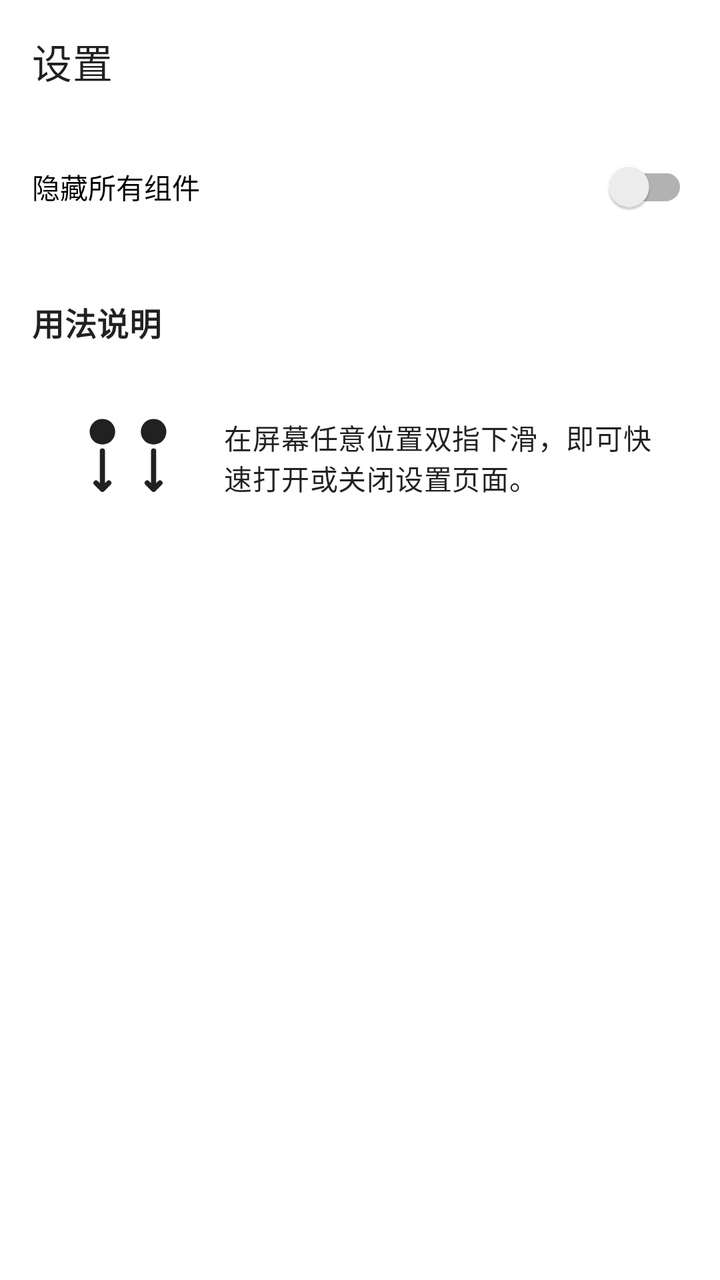
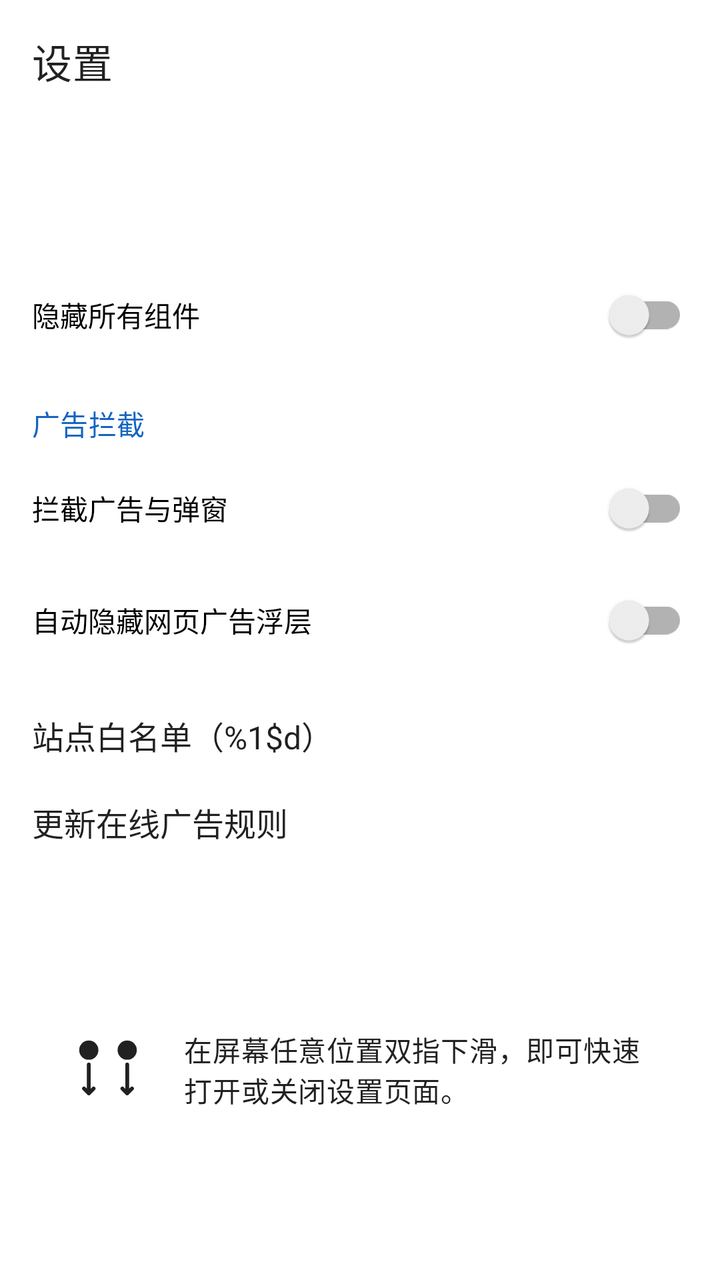

An Android layout rendered at two revisions. The XML below is the earlier revision; the diff shows what the commit changed to produce the second picture.
<!-- AndroidManifest.xml: application theme Theme.LiteBrowser -->
<!-- res/layout/activity_settings.xml -->
<?xml version="1.0" encoding="utf-8"?>
<androidx.constraintlayout.widget.ConstraintLayout xmlns:android="http://schemas.android.com/apk/res/android"
    xmlns:app="http://schemas.android.com/apk/res-auto"
    android:layout_width="match_parent"
    android:layout_height="match_parent"
    android:padding="16dp">

    <TextView
        android:id="@+id/titleTextView"
        android:layout_width="0dp"
        android:layout_height="wrap_content"
        android:text="@string/settings_title"
        android:textAppearance="?attr/textAppearanceHeadline6"
        app:layout_constraintEnd_toEndOf="parent"
        app:layout_constraintStart_toStartOf="parent"
        app:layout_constraintTop_toTopOf="parent" />

    <androidx.appcompat.widget.SwitchCompat
        android:id="@+id/hideControlsSwitch"
        android:layout_width="0dp"
        android:layout_height="wrap_content"
        android:layout_marginTop="24dp"
        android:text="@string/setting_hide_controls"
        app:layout_constraintEnd_toEndOf="parent"
        app:layout_constraintStart_toStartOf="parent"
        app:layout_constraintTop_toBottomOf="@id/titleTextView" />

    
    <TextView
        android:id="@+id/usageTitleTextView"
        android:layout_width="0dp"
        android:layout_height="wrap_content"
        android:layout_marginTop="32dp"
        android:text="用法说明"
        android:textAppearance="?attr/textAppearanceSubtitle1"
        android:textStyle="bold"
        app:layout_constraintEnd_toEndOf="parent"
        app:layout_constraintStart_toStartOf="parent"
        app:layout_constraintTop_toBottomOf="@id/hideControlsSwitch" />

    <LinearLayout
        android:id="@+id/usageContainer"
        android:layout_width="0dp"
        android:layout_height="wrap_content"
        android:layout_marginTop="8dp"
        android:orientation="horizontal"
        android:gravity="center_vertical"
        android:background="@drawable/bg_glass_rounded"
        android:padding="16dp"
        app:layout_constraintEnd_toEndOf="parent"
        app:layout_constraintStart_toStartOf="parent"
        app:layout_constraintTop_toBottomOf="@id/usageTitleTextView">

        <ImageView
            android:layout_width="64dp"
            android:layout_height="64dp"
            android:src="@drawable/ic_gesture_two_finger_swipe"
            android:contentDescription="双指下滑手势"
            app:tint="?android:attr/textColorPrimary"/>

        <TextView
            android:layout_width="0dp"
            android:layout_height="wrap_content"
            android:layout_weight="1"
            android:layout_marginStart="16dp"
            android:text="在屏幕任意位置双指下滑，即可快速打开或关闭设置页面。"
            android:textAppearance="?attr/textAppearanceBody2"/>
    </LinearLayout>

    <TextView
        android:id="@+id/versionTextView"
        android:layout_width="0dp"
        android:layout_height="wrap_content"
        android:layout_marginTop="24dp"
        android:textAppearance="?attr/textAppearanceBody2"
        android:textColor="?android:attr/textColorSecondary"
        app:layout_constraintEnd_toEndOf="parent"
        app:layout_constraintStart_toStartOf="parent"
        app:layout_constraintTop_toBottomOf="@id/usageContainer" />

</androidx.constraintlayout.widget.ConstraintLayout>
<!-- resources referenced by this layout -->
<resources>
  <!-- drawable bg_glass_rounded (drawable) -->
  <?xml version="1.0" encoding="utf-8"?>
  <shape xmlns:android="http://schemas.android.com/apk/res/android"
      android:shape="rectangle">
      <solid android:color="@color/glass_surface" />
      <corners android:radius="16dp" />
      <stroke
          android:width="1dp"
          android:color="@color/glass_surface_stroke" />
  </shape>
  <!-- drawable ic_gesture_two_finger_swipe (drawable) -->
  <vector xmlns:android="http://schemas.android.com/apk/res/android"
      android:width="100dp"
      android:height="100dp"
      android:viewportWidth="100"
      android:viewportHeight="100">
      
      
      <path
          android:fillColor="#FF757575"
          android:pathData="M30,20 A10,10 0 1 1 30,40 A10,10 0 1 1 30,20 M70,20 A10,10 0 1 1 70,40 A10,10 0 1 1 70,20"/>
          
      
      <path
          android:strokeColor="#FF757575"
          android:strokeWidth="4"
          android:strokeLineCap="round"
          android:strokeLineJoin="round"
          android:pathData="M30,45 L30,75 M25,70 L30,75 L35,70 M70,45 L70,75 M65,70 L70,75 L75,70"/>
  </vector>
  <string name="setting_hide_controls">隐藏所有组件</string>
  <string name="settings_title">设置</string>
  <style name="Theme.LiteBrowser" parent="Theme.MaterialComponents.DayNight.NoActionBar">
          <item name="colorPrimary">@color/purple_500</item>
          <item name="colorPrimaryVariant">@color/purple_700</item>
          <item name="colorOnPrimary">@color/white</item>
          <item name="android:statusBarColor">@android:color/transparent</item>
          <item name="android:navigationBarColor">@android:color/transparent</item>
          <item name="android:windowLightStatusBar" tools:targetApi="23">false</item>
      </style>
  <color name="glass_surface">#40FFFFFF</color>
  <color name="glass_surface_stroke">#50FFFFFF</color>
  <color name="purple_500">#6200EE</color>
  <color name="purple_700">#3700B3</color>
  <color name="white">#FFFFFF</color>
</resources>

<!-- the commit's change to res/layout/activity_settings.xml (unified diff, before → after) -->
@@ -1,81 +1,357 @@
 <?xml version="1.0" encoding="utf-8"?>
-<androidx.constraintlayout.widget.ConstraintLayout xmlns:android="http://schemas.android.com/apk/res/android"
+<LinearLayout xmlns:android="http://schemas.android.com/apk/res/android"
     xmlns:app="http://schemas.android.com/apk/res-auto"
     android:layout_width="match_parent"
     android:layout_height="match_parent"
-    android:padding="16dp">
+    android:orientation="vertical">
 
     <TextView
         android:id="@+id/titleTextView"
-        android:layout_width="0dp"
+        android:layout_width="match_parent"
         android:layout_height="wrap_content"
+        android:padding="16dp"
         android:text="@string/settings_title"
-        android:textAppearance="?attr/textAppearanceHeadline6"
-        app:layout_constraintEnd_toEndOf="parent"
-        app:layout_constraintStart_toStartOf="parent"
-        app:layout_constraintTop_toTopOf="parent" />
-
-    <androidx.appcompat.widget.SwitchCompat
-        android:id="@+id/hideControlsSwitch"
-        android:layout_width="0dp"
+        android:textAppearance="?attr/textAppearanceHeadline6" />
+
+    <com.google.android.material.tabs.TabLayout
+        android:id="@+id/settings_tabs"
+        android:layout_width="match_parent"
         android:layout_height="wrap_content"
-        android:layout_marginTop="24dp"
-        android:text="@string/setting_hide_controls"
-        app:layout_constraintEnd_toEndOf="parent"
-        app:layout_constraintStart_toStartOf="parent"
-        app:layout_constraintTop_toBottomOf="@id/titleTextView" />
-
-    
-    <TextView
-        android:id="@+id/usageTitleTextView"
-        android:layout_width="0dp"
-        android:layout_height="wrap_content"
-        android:layout_marginTop="32dp"
-        android:text="用法说明"
-        android:textAppearance="?attr/textAppearanceSubtitle1"
-        android:textStyle="bold"
-        app:layout_constraintEnd_toEndOf="parent"
-        app:layout_constraintStart_toStartOf="parent"
-        app:layout_constraintTop_toBottomOf="@id/hideControlsSwitch" />
-
-    <LinearLayout
-        android:id="@+id/usageContainer"
-        android:layout_width="0dp"
-        android:layout_height="wrap_content"
-        android:layout_marginTop="8dp"
-        android:orientation="horizontal"
-        android:gravity="center_vertical"
-        android:background="@drawable/bg_glass_rounded"
-        android:padding="16dp"
-        app:layout_constraintEnd_toEndOf="parent"
-        app:layout_constraintStart_toStartOf="parent"
-        app:layout_constraintTop_toBottomOf="@id/usageTitleTextView">
-
-        <ImageView
-            android:layout_width="64dp"
-            android:layout_height="64dp"
-            android:src="@drawable/ic_gesture_two_finger_swipe"
-            android:contentDescription="双指下滑手势"
-            app:tint="?android:attr/textColorPrimary"/>
-
-        <TextView
-            android:layout_width="0dp"
-            android:layout_height="wrap_content"
-            android:layout_weight="1"
-            android:layout_marginStart="16dp"
-            android:text="在屏幕任意位置双指下滑，即可快速打开或关闭设置页面。"
-            android:textAppearance="?attr/textAppearanceBody2"/>
-    </LinearLayout>
-
-    <TextView
-        android:id="@+id/versionTextView"
-        android:layout_width="0dp"
-        android:layout_height="wrap_content"
-        android:layout_marginTop="24dp"
-        android:textAppearance="?attr/textAppearanceBody2"
-        android:textColor="?android:attr/textColorSecondary"
-        app:layout_constraintEnd_toEndOf="parent"
-        app:layout_constraintStart_toStartOf="parent"
-        app:layout_constraintTop_toBottomOf="@id/usageContainer" />
-
-</androidx.constraintlayout.widget.ConstraintLayout>
+        android:background="#FFFFFF"
+        app:tabIndicatorColor="#1565C0"
+        app:tabSelectedTextColor="#1565C0"
+        app:tabTextColor="#666666" />
+
+    <FrameLayout
+        android:layout_width="match_parent"
+        android:layout_height="0dp"
+        android:layout_weight="1">
+
+        
+        <ScrollView
+            android:id="@+id/page_other"
+            android:layout_width="match_parent"
+            android:layout_height="match_parent">
+
+            <LinearLayout
+                android:layout_width="match_parent"
+                android:layout_height="wrap_content"
+                android:orientation="vertical"
+                android:padding="16dp">
+
+                <androidx.appcompat.widget.SwitchCompat
+                    android:id="@+id/hideControlsSwitch"
+                    android:layout_width="match_parent"
+                    android:layout_height="wrap_content"
+                    android:layout_marginTop="8dp"
+                    android:text="@string/setting_hide_controls" />
+
+                
+                <TextView
+                    android:id="@+id/adBlockSectionTitle"
+                    android:layout_width="match_parent"
+                    android:layout_height="wrap_content"
+                    android:layout_marginTop="20dp"
+                    android:text="@string/setting_adblock_section"
+                    android:textAppearance="?attr/textAppearanceSubtitle2"
+                    android:textColor="#1565C0" />
+
+                <androidx.appcompat.widget.SwitchCompat
+                    android:id="@+id/adBlockSwitch"
+                    android:layout_width="match_parent"
+                    android:layout_height="wrap_content"
+                    android:layout_marginTop="8dp"
+                    android:text="@string/setting_adblock_switch" />
+
+                <androidx.appcompat.widget.SwitchCompat
+                    android:id="@+id/adBlockAutoHideSwitch"
+                    android:layout_width="match_parent"
+                    android:layout_height="wrap_content"
+                    android:layout_marginTop="8dp"
+                    android:text="@string/setting_adblock_autohide" />
+
+                <TextView
+                    android:id="@+id/adBlockWhitelistRow"
+                    android:layout_width="match_parent"
+                    android:layout_height="wrap_content"
+                    android:layout_marginTop="12dp"
+                    android:background="?attr/selectableItemBackground"
+                    android:paddingTop="10dp"
+                    android:paddingBottom="10dp"
+                    android:text="@string/setting_adblock_whitelist"
+                    android:textAppearance="?attr/textAppearanceListItem" />
+
+                <TextView
+                    android:id="@+id/adBlockUpdateRow"
+                    android:layout_width="match_parent"
+                    android:layout_height="wrap_content"
+                    android:background="?attr/selectableItemBackground"
+                    android:paddingTop="10dp"
+                    android:paddingBottom="10dp"
+                    android:text="@string/setting_adblock_update_rules"
+                    android:textAppearance="?attr/textAppearanceListItem" />
+
+                <TextView
+                    android:id="@+id/adBlockRulesStatusTextView"
+                    android:layout_width="match_parent"
+                    android:layout_height="wrap_content"
+                    android:layout_marginTop="4dp"
+                    android:textAppearance="?attr/textAppearanceBody2"
+                    android:textColor="#666666" />
+
+                <TextView
+                    android:id="@+id/adBlockTotalTextView"
+                    android:layout_width="match_parent"
+                    android:layout_height="wrap_content"
+                    android:layout_marginTop="2dp"
+                    android:textAppearance="?attr/textAppearanceBody2"
+                    android:textColor="#666666" />
+
+                <LinearLayout
+                    android:id="@+id/usageContainer"
+                    android:layout_width="match_parent"
+                    android:layout_height="wrap_content"
+                    android:layout_marginTop="20dp"
+                    android:background="@drawable/bg_glass_rounded"
+                    android:gravity="center_vertical"
+                    android:orientation="horizontal"
+                    android:padding="14dp">
+
+                    <ImageView
+                        android:layout_width="48dp"
+                        android:layout_height="48dp"
+                        android:contentDescription="双指下滑手势"
+                        android:src="@drawable/ic_gesture_two_finger_swipe"
+                        app:tint="?android:attr/textColorPrimary" />
+
+                    <TextView
+                        android:layout_width="0dp"
+                        android:layout_height="wrap_content"
+                        android:layout_marginStart="14dp"
+                        android:layout_weight="1"
+                        android:text="在屏幕任意位置双指下滑，即可快速打开或关闭设置页面。"
+                        android:textAppearance="?attr/textAppearanceBody2" />
+                </LinearLayout>
+            </LinearLayout>
+        </ScrollView>
+
+        
+        <ScrollView
+            android:id="@+id/page_downloads"
+            android:layout_width="match_parent"
+            android:layout_height="match_parent"
+            android:visibility="gone">
+
+            <LinearLayout
+                android:layout_width="match_parent"
+                android:layout_height="wrap_content"
+                android:orientation="vertical"
+                android:padding="16dp">
+
+                <LinearLayout
+                    android:layout_width="match_parent"
+                    android:layout_height="wrap_content"
+                    android:gravity="center_vertical"
+                    android:orientation="horizontal">
+
+                    <TextView
+                        android:id="@+id/downloadsTitleTextView"
+                        android:layout_width="0dp"
+                        android:layout_height="wrap_content"
+                        android:layout_weight="1"
+                        android:text="@string/downloads_section_title"
+                        android:textAppearance="?attr/textAppearanceSubtitle1"
+                        android:textStyle="bold" />
+
+                    <Button
+                        android:id="@+id/btn_download_manage"
+                        android:layout_width="wrap_content"
+                        android:layout_height="wrap_content"
+                        android:minHeight="0dp"
+                        android:paddingStart="12dp"
+                        android:paddingEnd="12dp"
+                        android:textSize="13sp"
+                        android:visibility="gone"
+                        android:text="@string/download_batch_manage" />
+                </LinearLayout>
+
+                <LinearLayout
+                    android:id="@+id/download_selection_bar"
+                    android:layout_width="match_parent"
+                    android:layout_height="wrap_content"
+                    android:layout_marginTop="6dp"
+                    android:gravity="center_vertical"
+                    android:orientation="horizontal"
+                    android:visibility="gone">
+
+                    <CheckBox
+                        android:id="@+id/cb_download_select_all"
+                        android:layout_width="wrap_content"
+                        android:layout_height="wrap_content"
+                        android:text="@string/download_select_all"
+                        android:textSize="13sp" />
+
+                    <View
+                        android:layout_width="0dp"
+                        android:layout_height="1dp"
+                        android:layout_weight="1" />
+
+                    <Button
+                        android:id="@+id/btn_download_delete"
+                        android:layout_width="wrap_content"
+                        android:layout_height="wrap_content"
+                        android:minHeight="0dp"
+                        android:paddingStart="12dp"
+                        android:paddingEnd="12dp"
+                        android:textSize="13sp"
+                        android:text="@string/download_delete" />
+
+                    <Button
+                        android:id="@+id/btn_download_cancel"
+                        android:layout_width="wrap_content"
+                        android:layout_height="wrap_content"
+                        android:layout_marginStart="6dp"
+                        android:minHeight="0dp"
+                        android:paddingStart="12dp"
+                        android:paddingEnd="12dp"
+                        android:textSize="13sp"
+                        android:text="@string/download_cancel_selection" />
+                </LinearLayout>
+
+                <LinearLayout
+                    android:id="@+id/downloadsContainer"
+                    android:layout_width="match_parent"
+                    android:layout_height="wrap_content"
+                    android:layout_marginTop="8dp"
+                    android:orientation="vertical" />
+
+                <TextView
+                    android:id="@+id/versionTextView"
+                    android:layout_width="match_parent"
+                    android:layout_height="wrap_content"
+                    android:layout_marginTop="24dp"
+                    android:textAppearance="?attr/textAppearanceBody2"
+                    android:textColor="?android:attr/textColorSecondary" />
+            </LinearLayout>
+        </ScrollView>
+
+        
+        <LinearLayout
+            android:id="@+id/page_asr"
+            android:layout_width="match_parent"
+            android:layout_height="match_parent"
+            android:orientation="vertical"
+            android:background="#F7F6F1"
+            android:visibility="gone">
+
+            <LinearLayout
+                android:id="@+id/asr_auth_panel"
+                android:layout_width="match_parent"
+                android:layout_height="wrap_content"
+                android:orientation="vertical"
+                android:padding="20dp"
+                android:visibility="gone">
+
+                <TextView
+                    android:layout_width="match_parent"
+                    android:layout_height="wrap_content"
+                    android:text="@string/asr_manage_auth_hint"
+                    android:textSize="14sp"
+                    android:lineSpacingExtra="3dp" />
+
+                <EditText
+                    android:id="@+id/asr_token_input"
+                    android:layout_width="match_parent"
+                    android:layout_height="wrap_content"
+                    android:layout_marginTop="14dp"
+                    android:hint="@string/asr_token_input_hint"
+                    android:inputType="text"
+                    android:maxLines="3" />
+
+                <Button
+                    android:id="@+id/asr_token_verify_btn"
+                    android:layout_width="match_parent"
+                    android:layout_height="wrap_content"
+                    android:layout_marginTop="14dp"
+                    android:text="@string/asr_token_verify" />
+            </LinearLayout>
+
+            <LinearLayout
+                android:id="@+id/asr_content_panel"
+                android:layout_width="match_parent"
+                android:layout_height="match_parent"
+                android:orientation="vertical"
+                android:visibility="gone">
+
+                <LinearLayout
+                    android:layout_width="match_parent"
+                    android:layout_height="wrap_content"
+                    android:gravity="center_vertical"
+                    android:orientation="horizontal"
+                    android:paddingStart="20dp"
+                    android:paddingEnd="12dp"
+                    android:paddingTop="10dp">
+
+                    <TextView
+                        android:id="@+id/asr_identity"
+                        android:layout_width="0dp"
+                        android:layout_height="wrap_content"
+                        android:layout_weight="1"
+                        android:textSize="13sp"
+                        android:textColor="#1565C0"
+                        android:textStyle="bold" />
+
+                    <Button
+                        android:id="@+id/asr_refresh"
+                        android:layout_width="wrap_content"
+                        android:layout_height="wrap_content"
+                        android:minHeight="0dp"
+                        android:paddingStart="12dp"
+                        android:paddingEnd="12dp"
+                        android:textSize="13sp"
+                        android:text="@string/asr_manage_refresh" />
+
+                    <Button
+                        android:id="@+id/asr_switch"
+                        android:layout_width="wrap_content"
+                        android:layout_height="wrap_content"
+                        android:layout_marginStart="6dp"
+                        android:minHeight="0dp"
+                        android:paddingStart="12dp"
+                        android:paddingEnd="12dp"
+                        android:textSize="13sp"
+                        android:text="@string/asr_manage_switch" />
+                </LinearLayout>
+
+                <TextView
+                    android:layout_width="match_parent"
+                    android:layout_height="wrap_content"
+                    android:paddingStart="20dp"
+                    android:paddingEnd="20dp"
+                    android:paddingTop="6dp"
+                    android:text="@string/asr_manage_play_hint"
+                    android:textSize="12sp"
+                    android:textColor="#8A8A8A" />
+
+                <ListView
+                    android:id="@+id/asr_list"
+                    android:layout_width="match_parent"
+                    android:layout_height="0dp"
+                    android:layout_weight="1"
+                    android:layout_marginTop="6dp"
+                    android:divider="@null" />
+
+                <TextView
+                    android:id="@+id/asr_empty"
+                    android:layout_width="match_parent"
+                    android:layout_height="0dp"
+                    android:layout_weight="1"
+                    android:gravity="center"
+                    android:text="@string/asr_manage_empty"
+                    android:textSize="14sp"
+                    android:textColor="#8A8A8A"
+                    android:visibility="gone" />
+            </LinearLayout>
+        </LinearLayout>
+    </FrameLayout>
+</LinearLayout>
<!-- resource entries referenced after the edit -->
@@ -30,6 +30,23 @@
           android:strokeLineJoin="round"
           android:pathData="M30,45 L30,75 M25,70 L30,75 L35,70 M70,45 L70,75 M65,70 L70,75 L75,70"/>
   </vector>
+  <string name="asr_manage_auth_hint">首次使用需输入访问令牌（向管理员领取，至少40位）。令牌经云端核验通过后即可使用音视频识别功能；同一令牌在任何设备登录，看到的录音与结果完全相同。</string>
+  <string name="asr_manage_empty">暂无录音。把录音文件分享给轻舟浏览器即可开始识别。</string>
+  <string name="asr_manage_play_hint">点击条目查看转写详情；点「播放」收听录音；长按删除。</string>
+  <string name="asr_manage_refresh">刷新</string>
+  <string name="asr_manage_switch">更换令牌</string>
+  <string name="asr_token_input_hint">输入访问令牌（至少40位）</string>
+  <string name="asr_token_verify">验证并进入</string>
+  <string name="download_batch_manage">批量管理</string>
+  <string name="download_cancel_selection">取消</string>
+  <string name="download_delete">删除</string>
+  <string name="download_select_all">全选</string>
+  <string name="downloads_section_title">下载管理</string>
+  <string name="setting_adblock_autohide">自动隐藏网页广告浮层</string>
+  <string name="setting_adblock_section">广告拦截</string>
+  <string name="setting_adblock_switch">拦截广告与弹窗</string>
+  <string name="setting_adblock_update_rules">更新在线广告规则</string>
+  <string name="setting_adblock_whitelist">站点白名单（%1$d）</string>
   <string name="setting_hide_controls">隐藏所有组件</string>
   <string name="settings_title">设置</string>
   <style name="Theme.LiteBrowser" parent="Theme.MaterialComponents.DayNight.NoActionBar">
